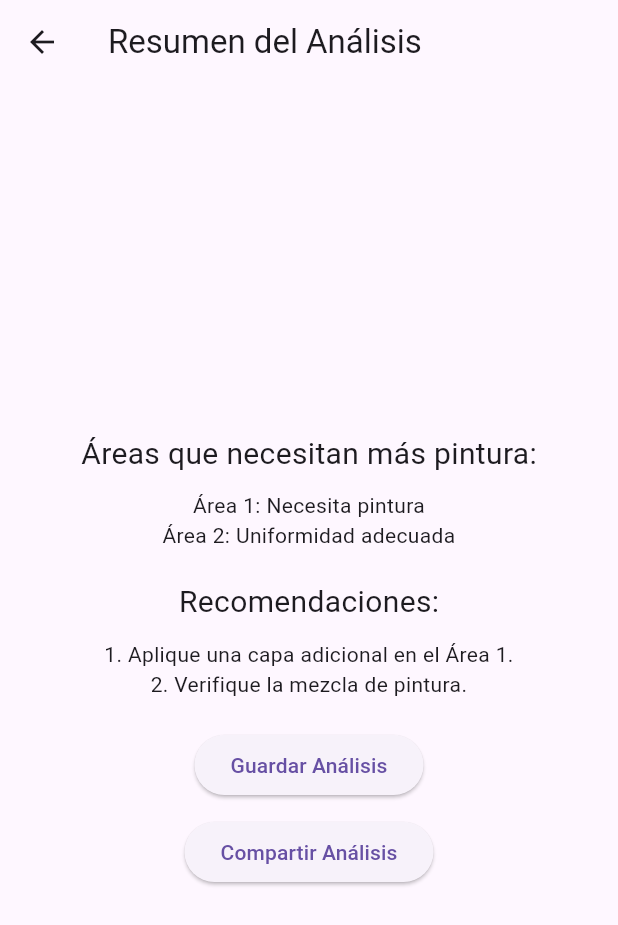
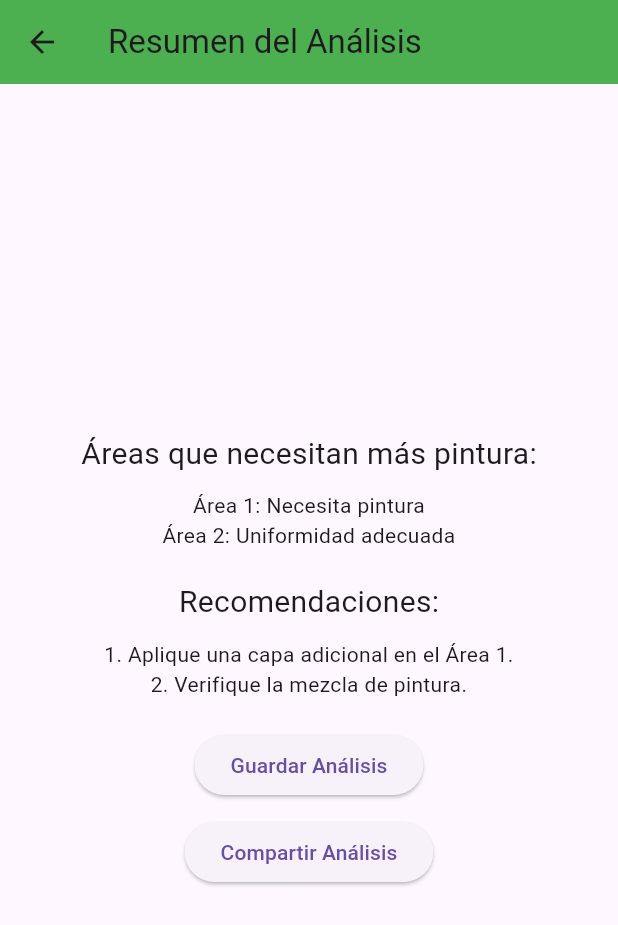
Before and after one commit to Jair-Rodriguez007/PIADispMoviles, a Flutter app: the screen it shows after launch, after a tap on "Iniciar Escaneo", on a phone screen of 412 x 824 dp. Shown: the top 925 px of the screen. Run offline on Flutter 3.47's test engine with Material 3 defaults, Android fonts, the light colour scheme and no system bars.

Commit message:
Diseño y un logo
el logo aun no esta creado pero se agrego el logo de la fime como boceto

```diff
--- a/lib/main.dart
+++ b/lib/main.dart
@@ -22,12 +22,19 @@
   Widget build(BuildContext context) {
     return Scaffold(
       appBar: AppBar(
-        title: Text('Comparador de Tonos de Pared'),
+        title: Text('Intercolor'),
+        backgroundColor: Colors.green,
       ),
       body: Center(
         child: Column(
           mainAxisAlignment: MainAxisAlignment.center,
           children: <Widget>[
+            // Aquí mostramos el logo
+            Image.asset(
+              'assets/logo.png',
+              height: 150, // Ajusta el tamaño del logo
+            ),
+            SizedBox(height: 20),
             Text(
               'Bienvenido a la app de comparación de tonos de pared.',
               style: TextStyle(fontSize: 20),
@@ -46,14 +53,14 @@
             SizedBox(height: 10),
             ElevatedButton(
               onPressed: () {
-                // Navegar a la pantalla de configuración
+
               },
               child: Text('Configuración'),
             ),
             SizedBox(height: 10),
             ElevatedButton(
               onPressed: () {
-                // Navegar a la pantalla de tutorial
+
               },
               child: Text('Tutorial'),
             ),
@@ -69,6 +76,7 @@
   Widget build(BuildContext context) {
     return Scaffold(
       appBar: AppBar(
+        backgroundColor: Colors.green,
         title: Text('Resumen del Análisis'),
       ),
       body: Center(
@@ -80,7 +88,7 @@
               style: TextStyle(fontSize: 20),
             ),
             SizedBox(height: 10),
-            // Información del análisis (simulada)
+
             Text(
               'Área 1: Necesita pintura\nÁrea 2: Uniformidad adecuada',
               textAlign: TextAlign.center,
@@ -98,14 +106,14 @@
             SizedBox(height: 20),
             ElevatedButton(
               onPressed: () {
-                // Guardar análisis
+
               },
               child: Text('Guardar Análisis'),
             ),
             SizedBox(height: 10),
             ElevatedButton(
               onPressed: () {
-                // Compartir análisis
+
               },
               child: Text('Compartir Análisis'),
             ),
--- a/pubspec.yaml
+++ b/pubspec.yaml
@@ -23,3 +23,5 @@ dev_dependencies:
 
 flutter:
   uses-material-design: true
+  assets:
+    - assets/
```
Also changed, not shown: assets/logo.png (added).
